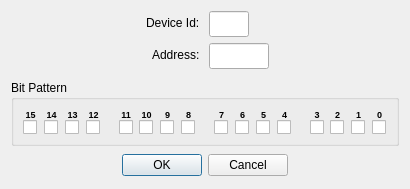
Before: the Qt Designer form src/dialogs/dialogwriteholdingregisterbits.ui in sanny32/OpenModScan, drawn with Qt 5.
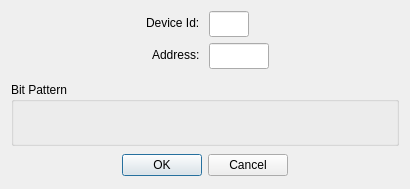
After: the same form once the commit is applied. Custom widgets are drawn as their Qt base class.

What changed in the file:
```diff
--- a/src/dialogs/dialogwriteholdingregisterbits.ui
+++ b/src/dialogs/dialogwriteholdingregisterbits.ui
@@ -87,331 +87,27 @@
    </item>
    <item>
     <widget class="QGroupBox" name="groupBox">
-     <property name="styleSheet">
-      <string notr="true">QCheckBox { spacing: 0px; }</string>
-     </property>
      <property name="title">
       <string>Bit Pattern</string>
      </property>
-     <layout class="QGridLayout" name="gridLayout">
-      <property name="verticalSpacing">
+     <layout class="QVBoxLayout" name="verticalLayout_2">
+      <property name="spacing">
        <number>0</number>
       </property>
-      <item row="0" column="0" rowspan="2">
-       <widget class="QLabel" name="label15">
-        <property name="text">
-         <string notr="true">&lt;html&gt;&lt;head/&gt;&lt;body&gt;&lt;p&gt;&lt;span style=&quot; font-size:7pt; font-weight:700;&quot;&gt;15&lt;/span&gt;&lt;/p&gt;&lt;/body&gt;&lt;/html&gt;</string>
-        </property>
-        <property name="alignment">
-         <set>Qt::AlignCenter</set>
-        </property>
-       </widget>
-      </item>
-      <item row="0" column="1" rowspan="2">
-       <widget class="QLabel" name="label14">
-        <property name="text">
-         <string notr="true">&lt;html&gt;&lt;head/&gt;&lt;body&gt;&lt;p&gt;&lt;span style=&quot; font-size:7pt; font-weight:700;&quot;&gt;14&lt;/span&gt;&lt;/p&gt;&lt;/body&gt;&lt;/html&gt;</string>
-        </property>
-        <property name="alignment">
-         <set>Qt::AlignCenter</set>
-        </property>
-       </widget>
-      </item>
-      <item row="0" column="2" rowspan="2">
-       <widget class="QLabel" name="label13">
-        <property name="text">
-         <string notr="true">&lt;html&gt;&lt;head/&gt;&lt;body&gt;&lt;p&gt;&lt;span style=&quot; font-size:7pt; font-weight:700;&quot;&gt;13&lt;/span&gt;&lt;/p&gt;&lt;/body&gt;&lt;/html&gt;</string>
-        </property>
-        <property name="alignment">
-         <set>Qt::AlignCenter</set>
-        </property>
-       </widget>
-      </item>
-      <item row="0" column="3" rowspan="2">
-       <widget class="QLabel" name="label12">
-        <property name="text">
-         <string notr="true">&lt;html&gt;&lt;head/&gt;&lt;body&gt;&lt;p&gt;&lt;span style=&quot; font-size:7pt; font-weight:700;&quot;&gt;12&lt;/span&gt;&lt;/p&gt;&lt;/body&gt;&lt;/html&gt;</string>
-        </property>
-        <property name="alignment">
-         <set>Qt::AlignCenter</set>
-        </property>
-       </widget>
-      </item>
-      <item row="0" column="4" rowspan="3">
-       <spacer name="horizontalSpacer_5">
-        <property name="orientation">
-         <enum>Qt::Horizontal</enum>
-        </property>
-        <property name="sizeType">
-         <enum>QSizePolicy::Fixed</enum>
-        </property>
-        <property name="sizeHint" stdset="0">
-         <size>
-          <width>12</width>
-          <height>20</height>
-         </size>
-        </property>
-       </spacer>
-      </item>
-      <item row="0" column="5" rowspan="2">
-       <widget class="QLabel" name="label11">
-        <property name="text">
-         <string notr="true">&lt;html&gt;&lt;head/&gt;&lt;body&gt;&lt;p&gt;&lt;span style=&quot; font-size:7pt; font-weight:700;&quot;&gt;11&lt;/span&gt;&lt;/p&gt;&lt;/body&gt;&lt;/html&gt;</string>
-        </property>
-        <property name="alignment">
-         <set>Qt::AlignCenter</set>
-        </property>
-       </widget>
-      </item>
-      <item row="0" column="6" rowspan="2">
-       <widget class="QLabel" name="label10">
-        <property name="text">
-         <string notr="true">&lt;html&gt;&lt;head/&gt;&lt;body&gt;&lt;p&gt;&lt;span style=&quot; font-size:7pt; font-weight:700;&quot;&gt;10&lt;/span&gt;&lt;/p&gt;&lt;/body&gt;&lt;/html&gt;</string>
-        </property>
-        <property name="alignment">
-         <set>Qt::AlignCenter</set>
-        </property>
-       </widget>
-      </item>
-      <item row="0" column="7" rowspan="2">
-       <widget class="QLabel" name="label9">
-        <property name="text">
-         <string notr="true">&lt;html&gt;&lt;head/&gt;&lt;body&gt;&lt;p&gt;&lt;span style=&quot; font-size:7pt; font-weight:700;&quot;&gt;9&lt;/span&gt;&lt;/p&gt;&lt;/body&gt;&lt;/html&gt;</string>
-        </property>
-        <property name="alignment">
-         <set>Qt::AlignCenter</set>
-        </property>
-       </widget>
-      </item>
-      <item row="0" column="8" rowspan="2">
-       <widget class="QLabel" name="label8">
-        <property name="text">
-         <string notr="true">&lt;html&gt;&lt;head/&gt;&lt;body&gt;&lt;p&gt;&lt;span style=&quot; font-size:7pt; font-weight:700;&quot;&gt;8&lt;/span&gt;&lt;/p&gt;&lt;/body&gt;&lt;/html&gt;</string>
-        </property>
-        <property name="alignment">
-         <set>Qt::AlignCenter</set>
-        </property>
-       </widget>
-      </item>
-      <item row="0" column="9" rowspan="3">
-       <spacer name="horizontalSpacer_6">
-        <property name="orientation">
-         <enum>Qt::Horizontal</enum>
-        </property>
-        <property name="sizeType">
-         <enum>QSizePolicy::Fixed</enum>
-        </property>
-        <property name="sizeHint" stdset="0">
-         <size>
-          <width>12</width>
-          <height>20</height>
-         </size>
-        </property>
-       </spacer>
-      </item>
-      <item row="0" column="10" rowspan="2">
-       <widget class="QLabel" name="label7">
-        <property name="text">
-         <string notr="true">&lt;html&gt;&lt;head/&gt;&lt;body&gt;&lt;p&gt;&lt;span style=&quot; font-size:7pt; font-weight:700;&quot;&gt;7&lt;/span&gt;&lt;/p&gt;&lt;/body&gt;&lt;/html&gt;</string>
-        </property>
-        <property name="alignment">
-         <set>Qt::AlignCenter</set>
-        </property>
-       </widget>
-      </item>
-      <item row="0" column="11" rowspan="2">
-       <widget class="QLabel" name="label6">
-        <property name="text">
-         <string notr="true">&lt;html&gt;&lt;head/&gt;&lt;body&gt;&lt;p&gt;&lt;span style=&quot; font-size:7pt; font-weight:700;&quot;&gt;6&lt;/span&gt;&lt;/p&gt;&lt;/body&gt;&lt;/html&gt;</string>
-        </property>
-        <property name="alignment">
-         <set>Qt::AlignCenter</set>
-        </property>
-       </widget>
-      </item>
-      <item row="0" column="12" rowspan="2">
-       <widget class="QLabel" name="label5">
-        <property name="text">
-         <string notr="true">&lt;html&gt;&lt;head/&gt;&lt;body&gt;&lt;p&gt;&lt;span style=&quot; font-size:7pt; font-weight:700;&quot;&gt;5&lt;/span&gt;&lt;/p&gt;&lt;/body&gt;&lt;/html&gt;</string>
-        </property>
-        <property name="alignment">
-         <set>Qt::AlignCenter</set>
-        </property>
-       </widget>
-      </item>
-      <item row="0" column="13" rowspan="2">
-       <widget class="QLabel" name="label4">
-        <property name="text">
-         <string notr="true">&lt;html&gt;&lt;head/&gt;&lt;body&gt;&lt;p&gt;&lt;span style=&quot; font-size:7pt; font-weight:700;&quot;&gt;4&lt;/span&gt;&lt;/p&gt;&lt;/body&gt;&lt;/html&gt;</string>
-        </property>
-        <property name="alignment">
-         <set>Qt::AlignCenter</set>
-        </property>
-       </widget>
-      </item>
-      <item row="0" column="14" rowspan="3">
-       <spacer name="horizontalSpacer_7">
-        <property name="orientation">
-         <enum>Qt::Horizontal</enum>
-        </property>
-        <property name="sizeType">
-         <enum>QSizePolicy::Fixed</enum>
-        </property>
-        <property name="sizeHint" stdset="0">
-         <size>
-          <width>12</width>
-          <height>20</height>
-         </size>
-        </property>
-       </spacer>
-      </item>
-      <item row="0" column="15">
-       <widget class="QLabel" name="label3">
-        <property name="text">
-         <string notr="true">&lt;html&gt;&lt;head/&gt;&lt;body&gt;&lt;p&gt;&lt;span style=&quot; font-size:7pt; font-weight:700;&quot;&gt;3&lt;/span&gt;&lt;/p&gt;&lt;/body&gt;&lt;/html&gt;</string>
-        </property>
-        <property name="alignment">
-         <set>Qt::AlignCenter</set>
-        </property>
-       </widget>
-      </item>
-      <item row="0" column="16">
-       <widget class="QLabel" name="label2">
-        <property name="text">
-         <string notr="true">&lt;html&gt;&lt;head/&gt;&lt;body&gt;&lt;p&gt;&lt;span style=&quot; font-size:7pt; font-weight:700;&quot;&gt;2&lt;/span&gt;&lt;/p&gt;&lt;/body&gt;&lt;/html&gt;</string>
-        </property>
-        <property name="alignment">
-         <set>Qt::AlignCenter</set>
-        </property>
-       </widget>
-      </item>
-      <item row="0" column="17">
-       <widget class="QLabel" name="label1">
-        <property name="text">
-         <string notr="true">&lt;html&gt;&lt;head/&gt;&lt;body&gt;&lt;p&gt;&lt;span style=&quot; font-size:7pt; font-weight:700;&quot;&gt;1&lt;/span&gt;&lt;/p&gt;&lt;/body&gt;&lt;/html&gt;</string>
-        </property>
-        <property name="alignment">
-         <set>Qt::AlignCenter</set>
-        </property>
-       </widget>
-      </item>
-      <item row="0" column="18">
-       <widget class="QLabel" name="label0">
-        <property name="text">
-         <string notr="true">&lt;html&gt;&lt;head/&gt;&lt;body&gt;&lt;p&gt;&lt;span style=&quot; font-size:7pt; font-weight:700;&quot;&gt;0&lt;/span&gt;&lt;/p&gt;&lt;/body&gt;&lt;/html&gt;</string>
-        </property>
-        <property name="alignment">
-         <set>Qt::AlignCenter</set>
-        </property>
-       </widget>
-      </item>
-      <item row="1" column="15" rowspan="2">
-       <widget class="QCheckBox" name="checkBox3">
-        <property name="text">
-         <string/>
-        </property>
-       </widget>
-      </item>
-      <item row="1" column="16" rowspan="2">
-       <widget class="QCheckBox" name="checkBox2">
-        <property name="text">
-         <string/>
-        </property>
-       </widget>
-      </item>
-      <item row="1" column="17" rowspan="2">
-       <widget class="QCheckBox" name="checkBox1">
-        <property name="text">
-         <string/>
-        </property>
-       </widget>
-      </item>
-      <item row="1" column="18" rowspan="2">
-       <widget class="QCheckBox" name="checkBox0"/>
-      </item>
-      <item row="2" column="0">
-       <widget class="QCheckBox" name="checkBox15">
-        <property name="text">
-         <string/>
-        </property>
-       </widget>
-      </item>
-      <item row="2" column="1">
-       <widget class="QCheckBox" name="checkBox14">
-        <property name="text">
-         <string/>
-        </property>
-       </widget>
-      </item>
-      <item row="2" column="2">
-       <widget class="QCheckBox" name="checkBox13">
-        <property name="text">
-         <string/>
-        </property>
-       </widget>
-      </item>
-      <item row="2" column="3">
-       <widget class="QCheckBox" name="checkBox12">
-        <property name="text">
-         <string/>
-        </property>
-       </widget>
-      </item>
-      <item row="2" column="5">
-       <widget class="QCheckBox" name="checkBox11">
-        <property name="text">
-         <string/>
-        </property>
-       </widget>
-      </item>
-      <item row="2" column="6">
-       <widget class="QCheckBox" name="checkBox10">
-        <property name="text">
-         <string/>
-        </property>
-       </widget>
-      </item>
-      <item row="2" column="7">
-       <widget class="QCheckBox" name="checkBox9">
-        <property name="text">
-         <string/>
-        </property>
-       </widget>
-      </item>
-      <item row="2" column="8">
-       <widget class="QCheckBox" name="checkBox8">
-        <property name="text">
-         <string/>
-        </property>
-       </widget>
-      </item>
-      <item row="2" column="10">
-       <widget class="QCheckBox" name="checkBox7">
-        <property name="text">
-         <string/>
-        </property>
-       </widget>
-      </item>
-      <item row="2" column="11">
-       <widget class="QCheckBox" name="checkBox6">
-        <property name="text">
-         <string/>
-        </property>
-       </widget>
-      </item>
-      <item row="2" column="12">
-       <widget class="QCheckBox" name="checkBox5">
-        <property name="text">
-         <string/>
-        </property>
-       </widget>
-      </item>
-      <item row="2" column="13">
-       <widget class="QCheckBox" name="checkBox4">
-        <property name="text">
-         <string/>
-        </property>
-       </widget>
+      <property name="leftMargin">
+       <number>0</number>
+      </property>
+      <property name="topMargin">
+       <number>0</number>
+      </property>
+      <property name="rightMargin">
+       <number>0</number>
+      </property>
+      <property name="bottomMargin">
+       <number>0</number>
+      </property>
+      <item>
+       <widget class="BitPatternControl" name="controlBitPattern" native="true"/>
       </item>
      </layout>
     </widget>
@@ -443,6 +139,12 @@
    <extends>QLineEdit</extends>
    <header>numericlineedit.h</header>
   </customwidget>
+  <customwidget>
+   <class>BitPatternControl</class>
+   <extends>QWidget</extends>
+   <header>bitpatterncontrol.h</header>
+   <container>1</container>
+  </customwidget>
  </customwidgets>
  <resources/>
  <connections>
```
